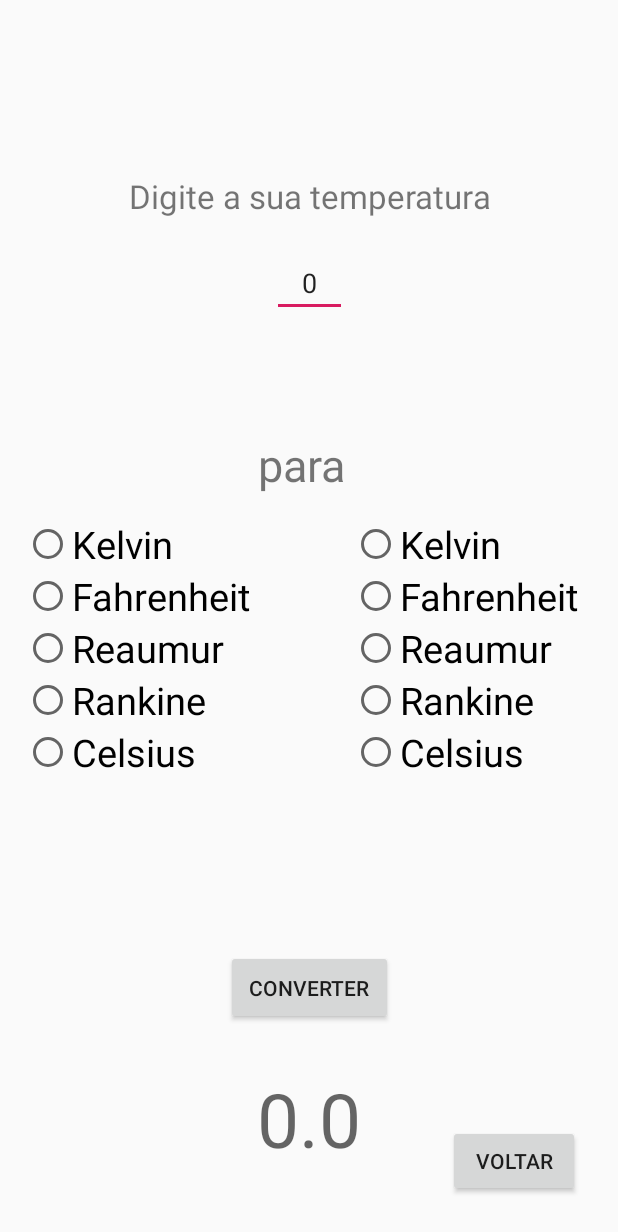
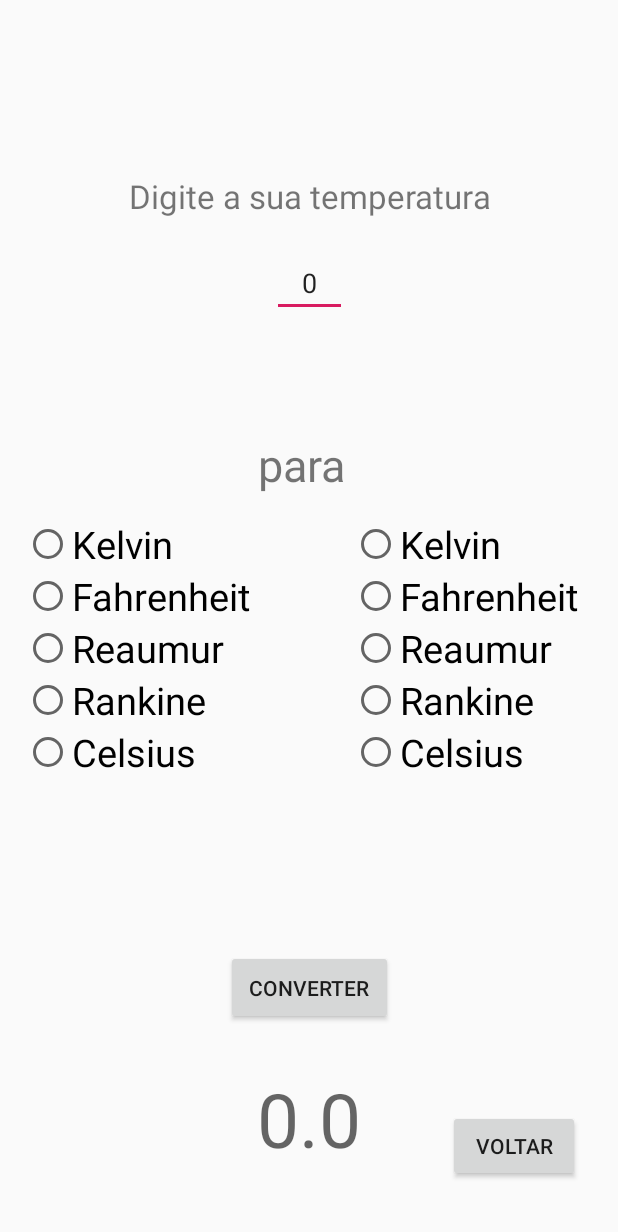
Before and after one commit to HenriqueFQuick/Projeto-AndroidStudio----Conversao, an Android app: the Temperatura screen opened directly, with no data from a screen before it, on a phone screen of 412 x 824 dp. Shown: the top 1232 px of the screen. Run offline under Robolectric (Android 15) with nearby library versions, the phone set to English and light mode, and no system bars.

Commit message:
Correcoes de layout e nomes

```diff
--- a/app/src/main/java/com/example/conversao_temperaturas/Generico.kt
+++ b/app/src/main/java/com/example/conversao_temperaturas/Generico.kt
@@ -195,7 +195,7 @@ class Generico : AppCompatActivity(), View.OnClickListener {
         //verificar qual botao foi pressionado
         when(v?.id){
             //setar a resposta da conversao no resultado
-            R.id.btn_Converter_Generico -> txt_Resultado_Distancia.text = result
+            R.id.btn_Converter_Generico -> txt_Resultado_Generico.text = result
 
             //redirecionar para a activity Main
             R.id.btn_voltar_Generico_Main ->{
--- a/app/src/main/res/layout/activity_temperatura.xml
+++ b/app/src/main/res/layout/activity_temperatura.xml
@@ -168,10 +168,9 @@
             android:layout_width="wrap_content"
             android:layout_height="wrap_content"
             app:layout_constraintLeft_toRightOf="@id/txt_Resultado_Temperatura"
-            app:layout_constraintTop_toBottomOf="@id/radioGroup_Temperatura2"
             app:layout_constraintRight_toRightOf="parent"
             app:layout_constraintBottom_toBottomOf="parent"
-            android:layout_marginTop="150dp"
+            android:layout_marginBottom="20dp"
             android:layout_marginLeft="30dp"
             app:layout_constraintHorizontal_bias="0.758"
             app:layout_constraintVertical_bias="0.888"
```
